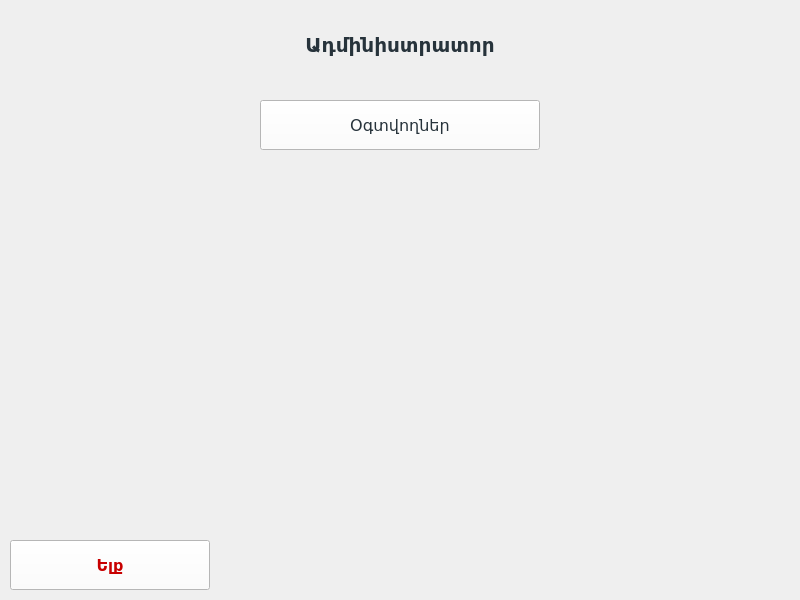
Before: the Qt Designer form GUI/Admin_pages/AdminMainPage.ui in WhiteSHA/Trading-Program-for-PC, drawn with Qt 5.
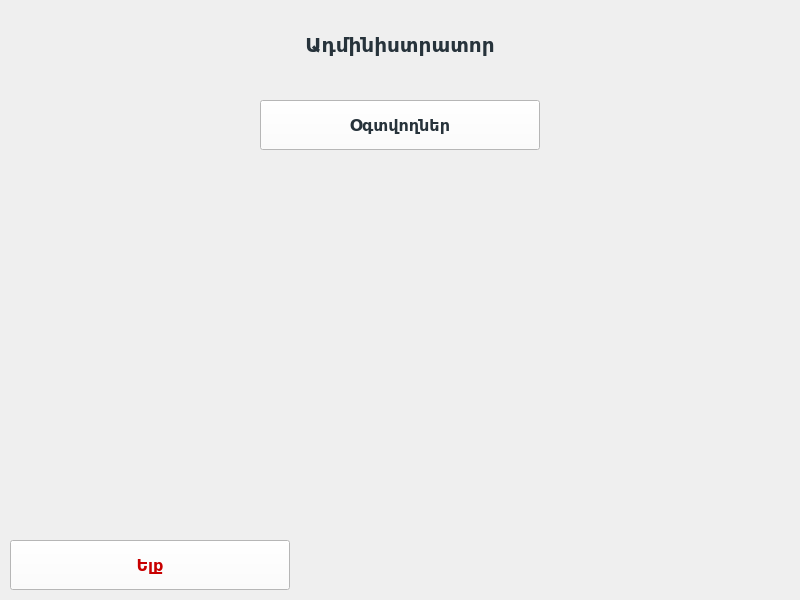
After: the same form once the commit is applied.

Commit message: Small fixes in Gui. Navigation for users page

Diff of the .ui file:
```diff
--- a/GUI/Admin_pages/AdminMainPage.ui
+++ b/GUI/Admin_pages/AdminMainPage.ui
@@ -10,6 +10,18 @@
     <height>600</height>
    </rect>
   </property>
+  <property name="minimumSize">
+   <size>
+    <width>800</width>
+    <height>600</height>
+   </size>
+  </property>
+  <property name="maximumSize">
+   <size>
+    <width>800</width>
+    <height>600</height>
+   </size>
+  </property>
   <property name="windowTitle">
    <string>MainWindow</string>
   </property>
@@ -52,8 +64,8 @@
     <property name="font">
      <font>
       <pointsize>12</pointsize>
-      <weight>50</weight>
-      <bold>false</bold>
+      <weight>75</weight>
+      <bold>true</bold>
      </font>
     </property>
     <property name="styleSheet">
@@ -69,7 +81,7 @@
      <rect>
       <x>10</x>
       <y>540</y>
-      <width>200</width>
+      <width>280</width>
       <height>50</height>
      </rect>
     </property>
```
The commit also changes 7 other files.
